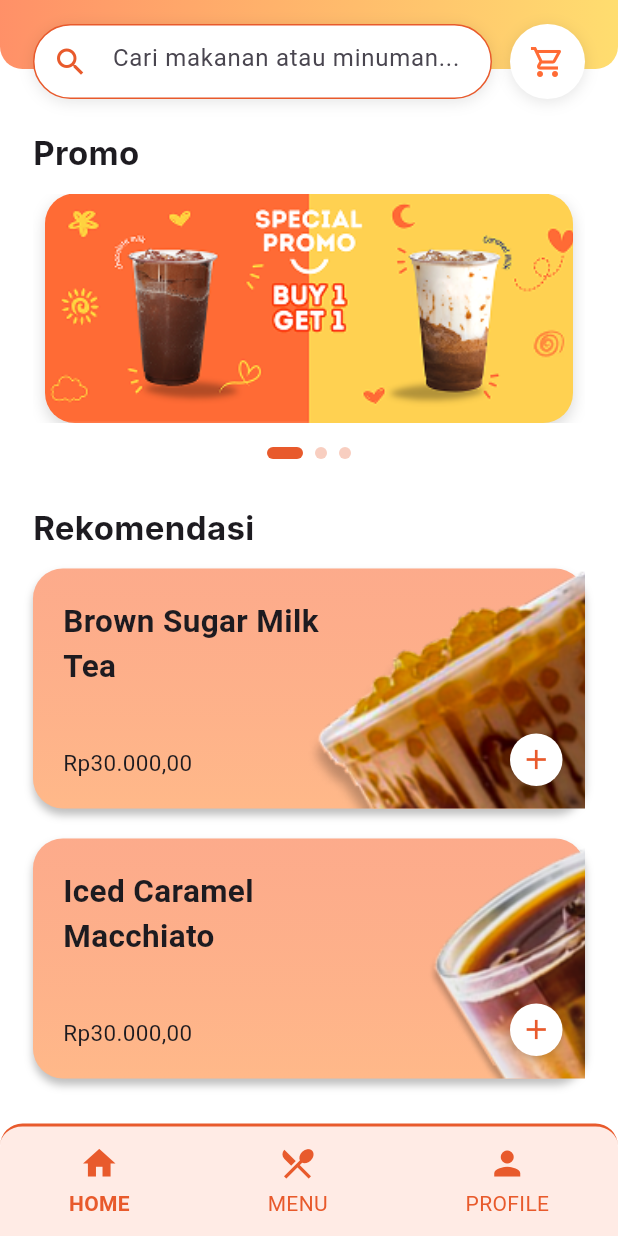
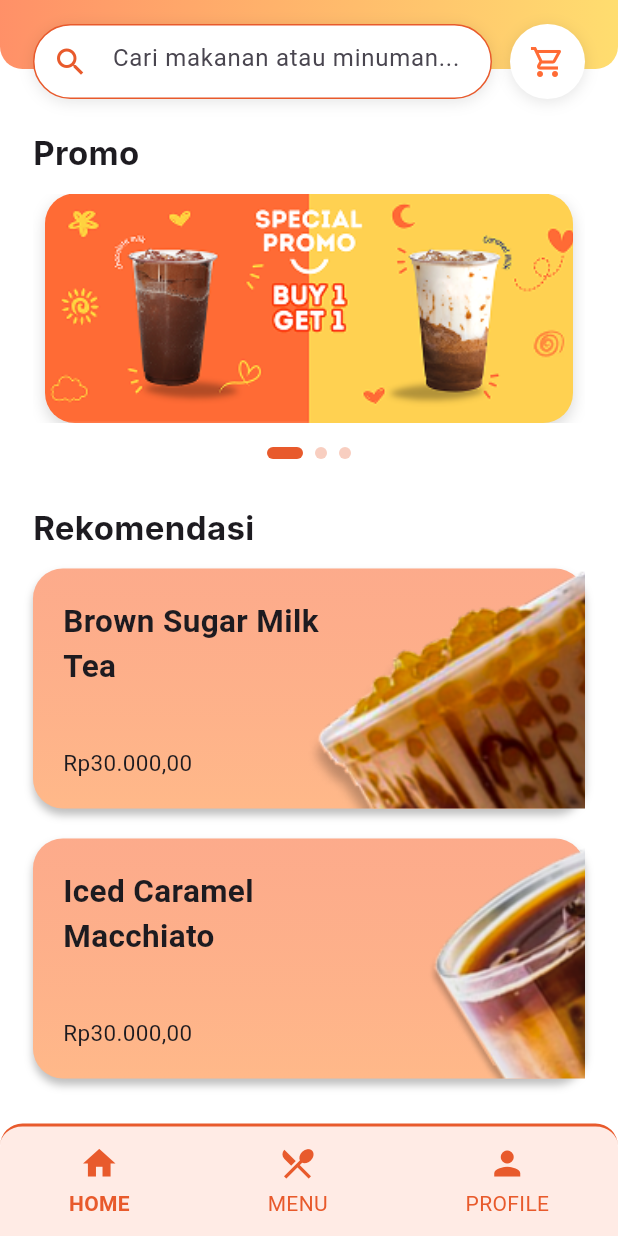
Before and after one commit to melimelimeli18/foodie-id, a Flutter app: the HomeScreen screen opened by its route, scrolled down 134 dp, on a phone screen of 412 x 824 dp. Run offline on Flutter 3.47's test engine with Material 3 defaults, Android fonts, the phone set to English and light mode, and no system bars; our stand-ins replace flutter_svg, shared_preferences; accounts and stored records are empty; Roboto replaces fonts that are missing (Inter, Plus Jakarta Sans).

Commit message:
benerin dikit

```diff
--- a/lib/screens/home/home-screen.dart
+++ b/lib/screens/home/home-screen.dart
@@ -326,30 +326,6 @@ class HomeScreen extends StatelessWidget {
                 ),
               ),
             ),
-            Positioned(
-              bottom: 15,
-              right: 15,
-              child: Container(
-                width: 35,
-                height: 35,
-                decoration: BoxDecoration(
-                  color: Colors.white,
-                  shape: BoxShape.circle,
-                  boxShadow: [
-                    BoxShadow(
-                      color: Colors.black.withOpacity(0.2),
-                      offset: Offset(0, 2),
-                      blurRadius: 4,
-                    ),
-                  ],
-                ),
-                child: Icon(
-                  Icons.add,
-                  color: Color.fromRGBO(232, 90, 44, 1),
-                  size: 22,
-                ),
-              ),
-            ),
           ],
         ),
       ),
```
